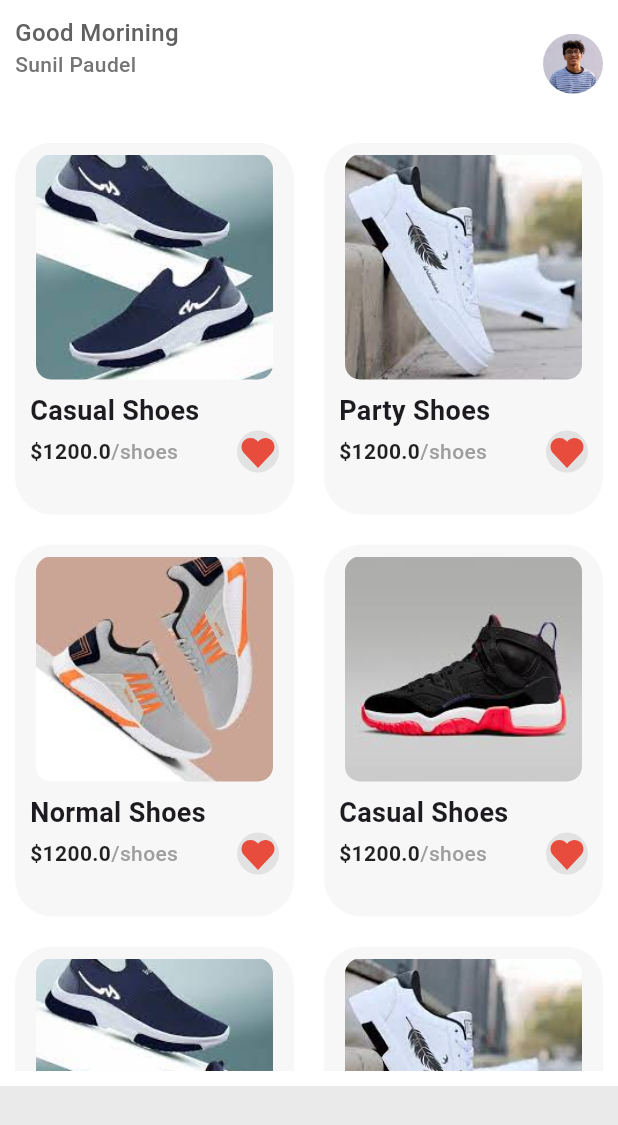
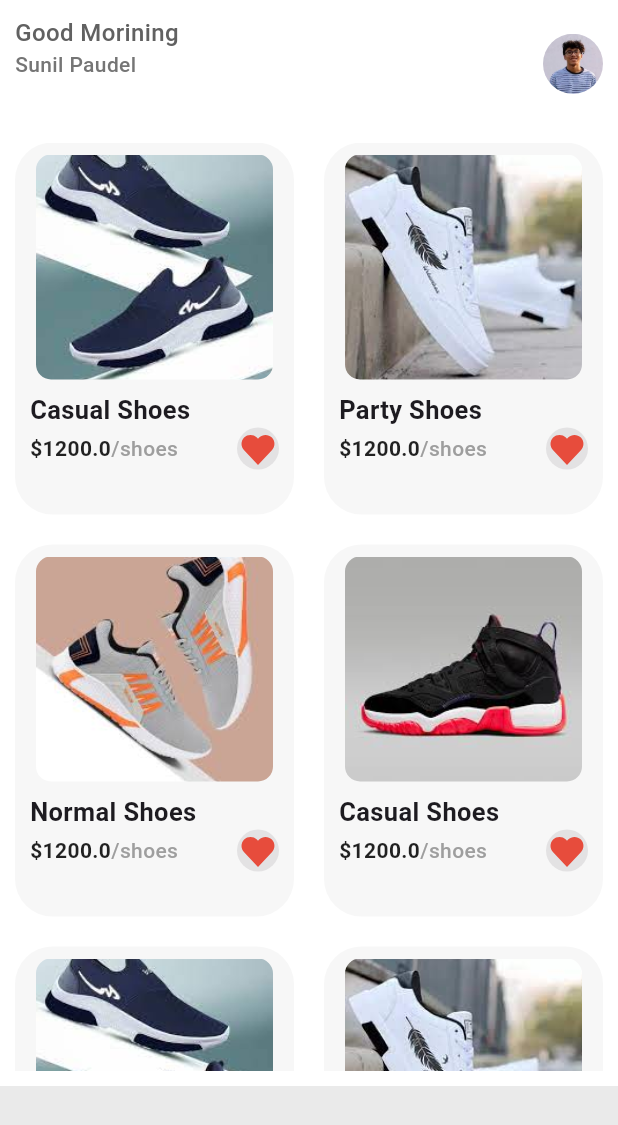
Before and after one commit to SunilPdl/flutter-animation, a Flutter app: the screen it shows after launch, on a phone screen of 412 x 824 dp. Shown: the top 1125 px of the screen. Run offline on Flutter 3.47's test engine with Material 3 defaults, Android fonts, the light colour scheme and no system bars; our stand-ins replace flutter_svg.

Commit message:
update : font size

```diff
--- a/first_animation/lib/screens/home/components/product_card.dart
+++ b/first_animation/lib/screens/home/components/product_card.dart
@@ -50,7 +50,7 @@ class ProductCard extends StatelessWidget {
             Text(
               product.title!,
               style: TextStyle(
-                fontSize: 18,
+                fontSize: 17,
                 fontWeight: FontWeight.w600,
               ),
             ),
```
